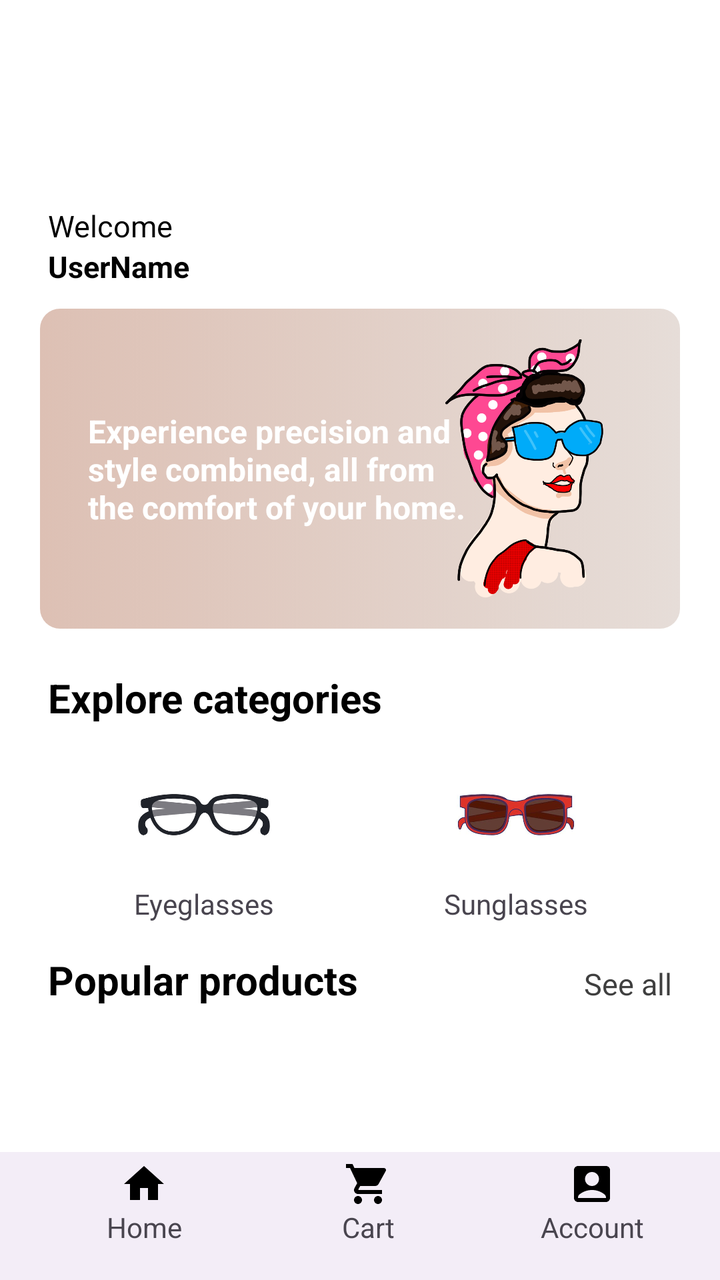
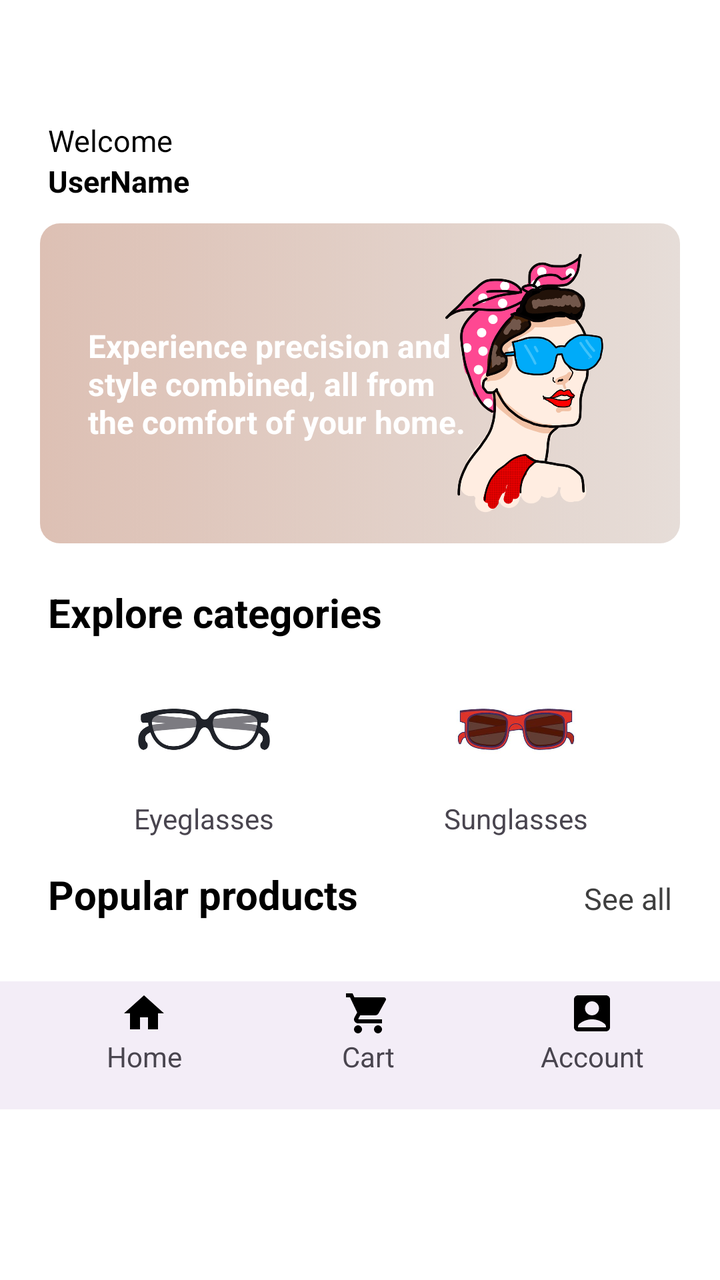

Before-and-after screenshots of an Android layout around one commit, followed by the original layout XML and the change that was made.
<!-- AndroidManifest.xml: application theme Theme.EyeGlassesApp -->
<!-- res/layout/activity_main.xml -->
<?xml version="1.0" encoding="utf-8"?>
<androidx.constraintlayout.widget.ConstraintLayout xmlns:android="http://schemas.android.com/apk/res/android"
    xmlns:app="http://schemas.android.com/apk/res-auto"
    xmlns:tools="http://schemas.android.com/tools"
    android:id="@+id/main"
    android:layout_width="match_parent"
    android:layout_height="match_parent"
    tools:context=".MainActivity"
    android:background="@color/white">

    <androidx.constraintlayout.widget.ConstraintLayout
        android:layout_width="match_parent"
        android:layout_height="match_parent"
        android:layout_marginTop="30dp">


        <LinearLayout
            android:layout_width="match_parent"
            android:layout_height="wrap_content"
            android:orientation="vertical"
            app:layout_constraintBottom_toTopOf="@+id/coordinatorLayout"
            app:layout_constraintTop_toTopOf="parent">

            <androidx.constraintlayout.widget.ConstraintLayout
                android:layout_width="match_parent"
                android:layout_height="match_parent"
                android:layout_marginStart="24dp"

                android:layout_marginEnd="24dp">

                <TextView
                    android:id="@+id/textView"
                    android:layout_width="wrap_content"
                    android:layout_height="wrap_content"
                    android:text="Welcome"
                    android:layout_marginTop="30dp"
                    android:textColor="@color/black"
                    android:textSize="15sp"
                    app:layout_constraintStart_toStartOf="parent"
                    app:layout_constraintTop_toTopOf="parent" />

                <TextView
                    android:id="@+id/username"
                    android:layout_width="wrap_content"
                    android:layout_height="wrap_content"
                    android:layout_marginBottom="1dp"
                    android:text="UserName"
                    android:textColor="@color/black"
                    android:textSize="15sp"
                    android:textStyle="bold"
                    app:layout_constraintBottom_toBottomOf="parent"
                    app:layout_constraintStart_toStartOf="parent"
                    app:layout_constraintTop_toBottomOf="@+id/textView" />


            </androidx.constraintlayout.widget.ConstraintLayout>

            <androidx.constraintlayout.widget.ConstraintLayout
                android:layout_width="match_parent"
                android:layout_height="match_parent">

                <androidx.constraintlayout.widget.ConstraintLayout
                    android:layout_width="match_parent"
                    android:layout_height="160dp"
                    android:layout_marginStart="20dp"
                    android:layout_marginTop="10dp"
                    android:layout_marginEnd="20dp"
                    android:layout_marginBottom="16dp"
                    android:background="@drawable/menu_banner"
                    app:layout_constraintBottom_toBottomOf="parent"
                    app:layout_constraintEnd_toEndOf="parent"
                    app:layout_constraintStart_toStartOf="parent"
                    app:layout_constraintTop_toTopOf="parent">

                    <ImageView
                        android:id="@+id/imageView5"
                        android:layout_width="140dp"
                        android:layout_height="140dp"
                        android:layout_marginEnd="5dp"
                        app:layout_constraintBottom_toBottomOf="parent"
                        app:layout_constraintEnd_toEndOf="parent"
                        app:layout_constraintTop_toTopOf="parent"
                        app:srcCompat="@drawable/woman" />

                    <TextView
                        android:id="@+id/textView4"
                        android:layout_width="wrap_content"
                        android:layout_height="wrap_content"
                        android:layout_marginStart="24dp"
                        android:text="Experience precision and \nstyle combined, all from \nthe comfort of your home."
                        android:textColor="@color/white"
                        android:textSize="16sp"
                        android:textStyle="bold"
                        app:layout_constraintBottom_toBottomOf="parent"
                        app:layout_constraintStart_toStartOf="parent"
                        app:layout_constraintTop_toTopOf="parent" />


                </androidx.constraintlayout.widget.ConstraintLayout>
            </androidx.constraintlayout.widget.ConstraintLayout>

            <TextView
                android:id="@+id/textView8"
                android:layout_width="match_parent"
                android:layout_height="wrap_content"
                android:layout_marginStart="24dp"
                android:layout_marginTop="5dp"
                android:layout_marginEnd="24dp"
                android:text="Explore categories"
                android:textColor="@color/black"
                android:textSize="20sp"
                android:textStyle="bold" />

            <LinearLayout
                android:layout_width="match_parent"
                android:layout_height="match_parent"
                android:layout_marginStart="24dp"
                android:layout_marginTop="5dp"
                android:layout_marginEnd="24dp"
                android:orientation="horizontal">

                <LinearLayout
                    android:id="@+id/eyeglasses_category"
                    android:layout_width="0dp"
                    android:layout_height="match_parent"
                    android:layout_weight="0.2"
                    android:gravity="center"
                    android:orientation="vertical">

                    <androidx.constraintlayout.widget.ConstraintLayout
                        android:layout_width="100dp"
                        android:layout_height="70dp"
                        android:layout_marginTop="5dp"
                        android:background="@drawable/sales_text">

                        <ImageView
                            android:id="@+id/imageView6"
                            android:layout_width="wrap_content"
                            android:layout_height="wrap_content"
                            app:layout_constraintBottom_toBottomOf="parent"
                            app:layout_constraintEnd_toEndOf="parent"
                            app:layout_constraintStart_toStartOf="parent"
                            app:layout_constraintTop_toTopOf="parent"
                            app:srcCompat="@drawable/glasses" />

                    </androidx.constraintlayout.widget.ConstraintLayout>

                    <TextView
                        android:id="@+id/eyeglasses"
                        android:layout_width="match_parent"
                        android:layout_height="wrap_content"
                        android:text="Eyeglasses"
                        android:textAlignment="center" />

                </LinearLayout>

                <LinearLayout
                    android:id="@+id/sunglasses_category"
                    android:layout_width="0dp"
                    android:layout_height="match_parent"
                    android:layout_weight="0.2"
                    android:gravity="center"
                    android:orientation="vertical">

                    <androidx.constraintlayout.widget.ConstraintLayout
                        android:layout_width="100dp"
                        android:layout_height="70dp"
                        android:layout_marginTop="5dp"
                        android:background="@drawable/sales_text">

                        <ImageView
                            android:id="@+id/imageView7"
                            android:layout_width="wrap_content"
                            android:layout_height="wrap_content"
                            app:layout_constraintBottom_toBottomOf="parent"
                            app:layout_constraintEnd_toEndOf="parent"
                            app:layout_constraintStart_toStartOf="parent"
                            app:layout_constraintTop_toTopOf="parent"
                            app:srcCompat="@drawable/sunglasses" />

                    </androidx.constraintlayout.widget.ConstraintLayout>

                    <TextView
                        android:id="@+id/sunglasses"
                        android:layout_width="match_parent"
                        android:layout_height="wrap_content"
                        android:text="Sunglasses"
                        android:textAlignment="center" />

                </LinearLayout>

            </LinearLayout>

            <LinearLayout
                android:layout_width="match_parent"
                android:layout_height="match_parent"
                android:layout_marginStart="24dp"
                android:layout_marginTop="15dp"
                android:layout_marginEnd="24dp"
                android:orientation="horizontal">

                <TextView
                    android:id="@+id/textView12"
                    android:layout_width="wrap_content"
                    android:layout_height="wrap_content"
                    android:layout_weight="1"
                    android:text="Popular products"
                    android:textColor="@color/black"
                    android:textSize="20sp"
                    android:textStyle="bold" />

                <TextView
                    android:id="@+id/see_all"
                    android:layout_width="wrap_content"
                    android:layout_height="wrap_content"
                    android:text="See all"
                    android:textColor="@color/grey"
                    android:textSize="15sp" />

            </LinearLayout>

            <androidx.recyclerview.widget.RecyclerView
                android:id="@+id/recyclerview_menu"
                android:layout_width="match_parent"
                android:layout_height="wrap_content"
                android:layout_marginTop="10dp"
                android:layout_marginBottom="20dp"
                android:paddingStart="16dp"
                android:paddingEnd="16dp" />



        </LinearLayout>


        <androidx.coordinatorlayout.widget.CoordinatorLayout
            android:id="@+id/coordinatorLayout"
            android:layout_width="match_parent"
            android:layout_height="64dp"
            app:layout_constraintBottom_toBottomOf="parent"
            app:layout_constraintEnd_toEndOf="parent"
            app:layout_constraintStart_toStartOf="parent"
            >

            <com.google.android.material.bottomappbar.BottomAppBar
                android:layout_width="match_parent"
                android:layout_height="64dp"
                android:layout_gravity="bottom"
                >

                <LinearLayout
                    android:layout_width="match_parent"
                    android:layout_height="match_parent"
                    android:orientation="horizontal">

                    <LinearLayout
                        android:layout_width="0dp"
                        android:layout_height="match_parent"
                        android:layout_weight="0.25"
                        android:orientation="vertical">

                        <ImageView
                            android:id="@+id/home_img"
                            android:layout_width="match_parent"
                            android:layout_height="wrap_content"
                            android:layout_marginTop="4dp"
                            app:srcCompat="@drawable/baseline_home_24" />

                        <TextView
                            android:id="@+id/home_text"
                            android:layout_width="match_parent"
                            android:layout_height="wrap_content"
                            android:text="Home"
                            android:textAlignment="center" />
                    </LinearLayout>

                    <LinearLayout
                        android:layout_width="0dp"
                        android:layout_height="match_parent"
                        android:layout_weight="0.25"
                        android:orientation="vertical">

                        <ImageView
                            android:id="@+id/cart_icon"
                            android:layout_width="match_parent"
                            android:layout_height="wrap_content"
                            android:layout_marginTop="4dp"
                            app:srcCompat="@drawable/baseline_shopping_cart_24" />

                        <TextView
                            android:id="@+id/cart_text"
                            android:layout_width="match_parent"
                            android:layout_height="wrap_content"
                            android:text="Cart"
                            android:textAlignment="center" />
                    </LinearLayout>

                    <LinearLayout
                        android:layout_width="0dp"
                        android:layout_height="match_parent"
                        android:layout_weight="0.25"
                        android:orientation="vertical">

                        <ImageView
                            android:id="@+id/account_image"
                            android:layout_width="match_parent"
                            android:layout_height="wrap_content"
                            android:layout_marginTop="4dp"
                            app:srcCompat="@drawable/baseline_account_box_24" />

                        <TextView
                            android:id="@+id/account_text"
                            android:layout_width="match_parent"
                            android:layout_height="wrap_content"
                            android:text="Account"
                            android:textAlignment="center" />
                    </LinearLayout>

                </LinearLayout>
            </com.google.android.material.bottomappbar.BottomAppBar>

        </androidx.coordinatorlayout.widget.CoordinatorLayout>
    </androidx.constraintlayout.widget.ConstraintLayout>

</androidx.constraintlayout.widget.ConstraintLayout>
<!-- resources referenced by this layout -->
<resources>
  <color name="black">#FF000000</color>
  <color name="grey">#3f3f3f</color>
  <color name="white">#FFFFFFFF</color>
  <!-- drawable baseline_account_box_24 (drawable) -->
  <vector xmlns:android="http://schemas.android.com/apk/res/android" android:height="24dp" android:tint="#000000" android:viewportHeight="24" android:viewportWidth="24" android:width="24dp">
        
      <path android:fillColor="@android:color/white" android:pathData="M19,3H5C3.9,3 3,3.9 3,5v14c0,1.1 0.9,2 2,2h14c1.1,0 2,-0.9 2,-2V5C21,3.9 20.1,3 19,3zM12,6c1.93,0 3.5,1.57 3.5,3.5c0,1.93 -1.57,3.5 -3.5,3.5s-3.5,-1.57 -3.5,-3.5C8.5,7.57 10.07,6 12,6zM19,19H5v-0.23c0,-0.62 0.28,-1.2 0.76,-1.58C7.47,15.82 9.64,15 12,15s4.53,0.82 6.24,2.19c0.48,0.38 0.76,0.97 0.76,1.58V19z"/>
      
  </vector>
  <!-- drawable baseline_home_24 (drawable) -->
  <vector xmlns:android="http://schemas.android.com/apk/res/android" android:height="24dp" android:tint="#000000" android:viewportHeight="24" android:viewportWidth="24" android:width="24dp">
        
      <path android:fillColor="@android:color/white" android:pathData="M10,20v-6h4v6h5v-8h3L12,3 2,12h3v8z"/>
      
  </vector>
  <!-- drawable baseline_shopping_cart_24 (drawable) -->
  <vector xmlns:android="http://schemas.android.com/apk/res/android" android:height="24dp" android:tint="#000000" android:viewportHeight="24" android:viewportWidth="24" android:width="24dp">
        
      <path android:fillColor="@android:color/white" android:pathData="M7,18c-1.1,0 -1.99,0.9 -1.99,2S5.9,22 7,22s2,-0.9 2,-2 -0.9,-2 -2,-2zM1,2v2h2l3.6,7.59 -1.35,2.45c-0.16,0.28 -0.25,0.61 -0.25,0.96 0,1.1 0.9,2 2,2h12v-2L7.42,15c-0.14,0 -0.25,-0.11 -0.25,-0.25l0.03,-0.12 0.9,-1.63h7.45c0.75,0 1.41,-0.41 1.75,-1.03l3.58,-6.49c0.08,-0.14 0.12,-0.31 0.12,-0.48 0,-0.55 -0.45,-1 -1,-1L5.21,4l-0.94,-2L1,2zM17,18c-1.1,0 -1.99,0.9 -1.99,2s0.89,2 1.99,2 2,-0.9 2,-2 -0.9,-2 -2,-2z"/>
      
  </vector>
  <!-- drawable glasses: jpg bitmap (drawable, 20749 bytes) -->
  <!-- drawable menu_banner (drawable) -->
  <?xml version="1.0" encoding="utf-8"?>
  <selector xmlns:android="http://schemas.android.com/apk/res/android">
      <item>
          <shape android:shape="rectangle">
              <corners android:radius="10dp"/>
              <gradient
                  android:startColor="#DDC0B4"
                  android:endColor="#E6DDD8"
                  />
          </shape>
      </item>
  </selector>
  <!-- drawable sales_text (drawable) -->
  <?xml version="1.0" encoding="utf-8"?>
  <selector xmlns:android="http://schemas.android.com/apk/res/android">
  <item>
      <shape android:shape="rectangle">
          <solid android:color="@color/white"/>
          <corners android:radius="5dp"/>
      </shape>
  </item>
  </selector>
  <!-- drawable sunglasses: jpg bitmap (drawable, 14947 bytes) -->
  <!-- drawable woman: png bitmap (drawable, 568128 bytes) -->
  <style name="Theme.EyeGlassesApp" parent="Base.Theme.EyeGlassesApp" />
  <style name="Base.Theme.EyeGlassesApp" parent="Theme.Material3.DayNight.NoActionBar">
          
          <item name="colorPrimary">@color/grey</item>
      </style>
</resources>

<!-- the commit's change to res/layout/activity_main.xml (unified diff, before → after) -->
@@ -8,10 +8,16 @@
     tools:context=".MainActivity"
     android:background="@color/white">
 
+    <ScrollView
+        android:layout_width="match_parent"
+        android:layout_height="match_parent"
+        android:layout_marginTop="30dp">
+
+
     <androidx.constraintlayout.widget.ConstraintLayout
         android:layout_width="match_parent"
         android:layout_height="match_parent"
-        android:layout_marginTop="30dp">
+        >
 
 
         <LinearLayout
@@ -321,5 +327,6 @@
 
         </androidx.coordinatorlayout.widget.CoordinatorLayout>
     </androidx.constraintlayout.widget.ConstraintLayout>
+    </ScrollView>
 
 </androidx.constraintlayout.widget.ConstraintLayout>
